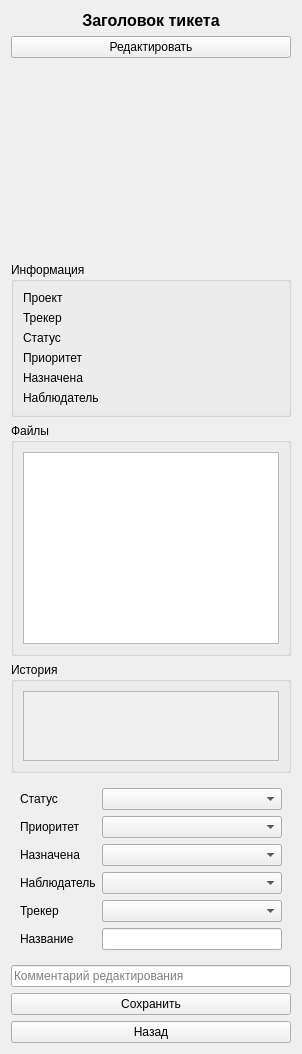
Qt form ticketcard.ui (abdull-vetrom/TickteSystem) before a commit.
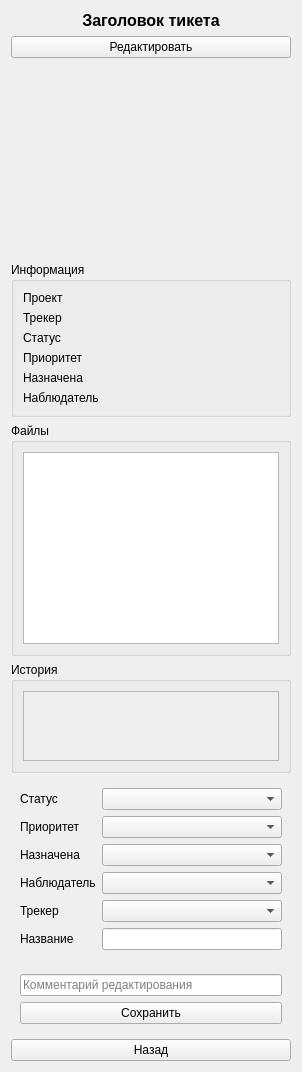
The same form after that commit.

Diff of the .ui file:
```diff
--- a/ticketcard.ui
+++ b/ticketcard.ui
@@ -98,6 +98,10 @@
     </widget>
    </item>
    <item>
+    <widget class="QWidget" name="editFooterPanel">
+     <property name="visible"><bool>false</bool></property>
+     <layout class="QVBoxLayout">
+      <item>
     <widget class="QLineEdit" name="commentEdit">
      <property name="placeholderText">
       <string>Комментарий редактирования</string>
@@ -109,6 +113,9 @@
      <property name="text">
       <string>Сохранить</string>
      </property>
+       </widget>
+      </item>
+     </layout>
     </widget>
    </item>
   <item><widget class="QPushButton" name="backButton"><property name="text"><string>Назад</string></property></widget></item></layout>
```
Left out of the diff: 6 changed lines with no effect on the pictures. Lines whose indentation alone changed are shown as unchanged.
